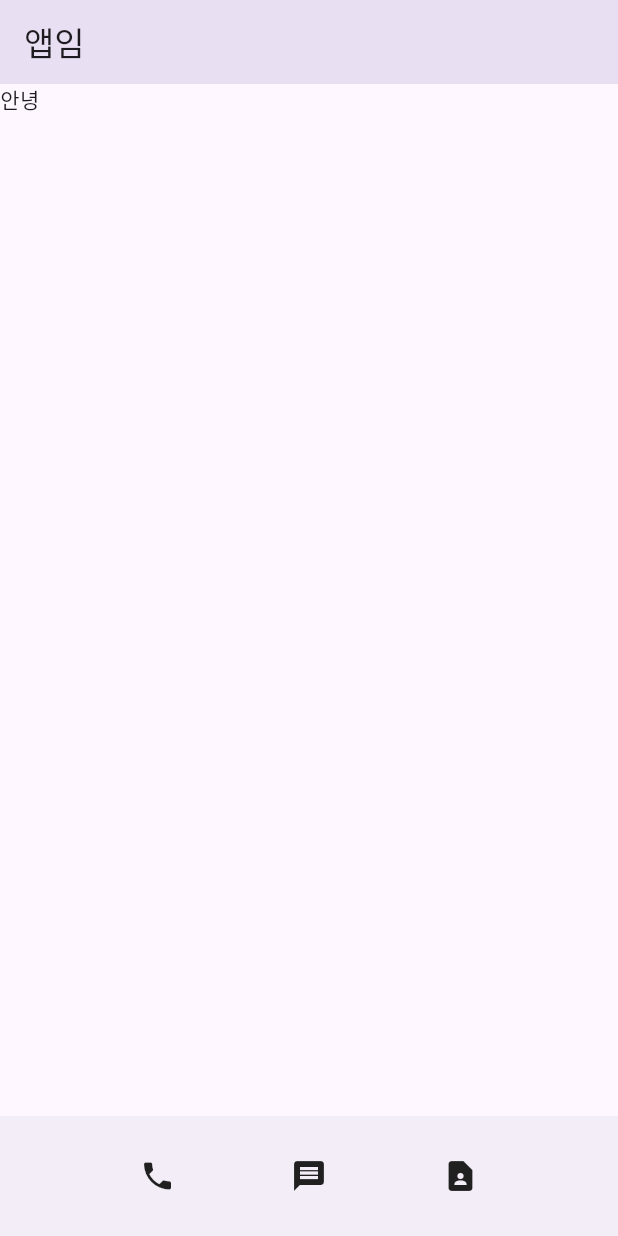
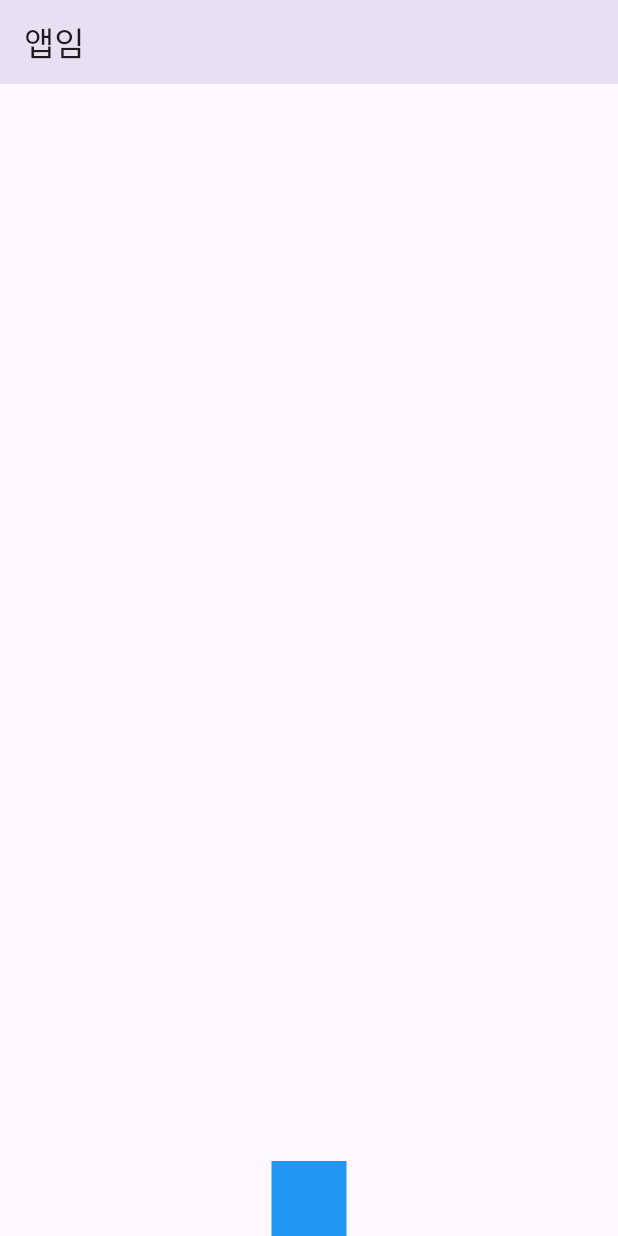
Before and after one commit to firstquarterlee/flutter-prac, a Flutter app: the screen it shows after launch, on a phone screen of 412 x 824 dp. Run offline on Flutter 3.47's test engine with Material 3 defaults, Android fonts, the phone set to English and light mode, and no system bars.

Commit message:
margin, padding, 여러가지 정렬 연습

```diff
--- a/lib/main.dart
+++ b/lib/main.dart
@@ -16,21 +16,13 @@ class MyApp extends StatelessWidget {
           elevation: 50, //그림자
           centerTitle: false, //왼쪽 정렬
         ),
-        body: Text('안녕'),
-        bottomNavigationBar: BottomAppBar(
-          child: SizedBox(
-          height: 100,
-          child: Row(
-            mainAxisAlignment: MainAxisAlignment.spaceEvenly,
-            children: [
-              Icon(Icons.phone),
-              Icon(Icons.message),
-              Icon(Icons.contact_page),
-            ],
+        body: Align(
+          alignment: Alignment.bottomCenter,
+          child: Container(
+              width: 50, height: 50, color: Colors.blue,
           ),
-         ),
         ),
-      )
+      ),
     );
   }
 }
```
